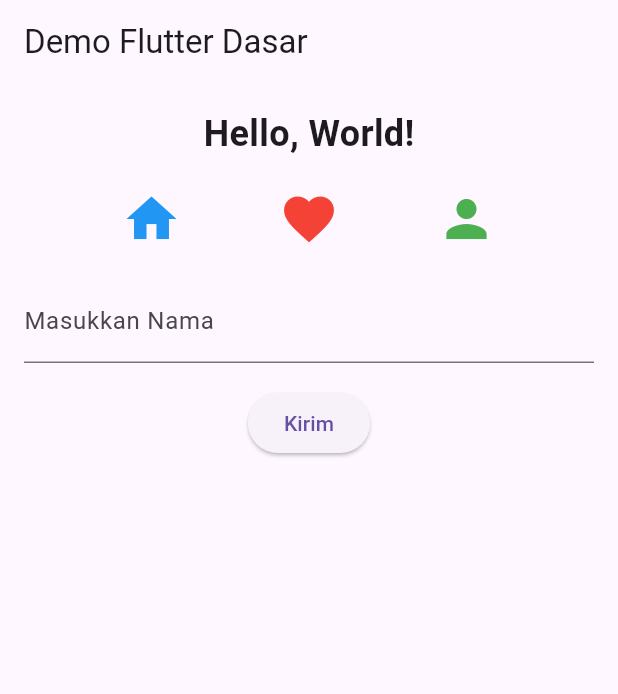
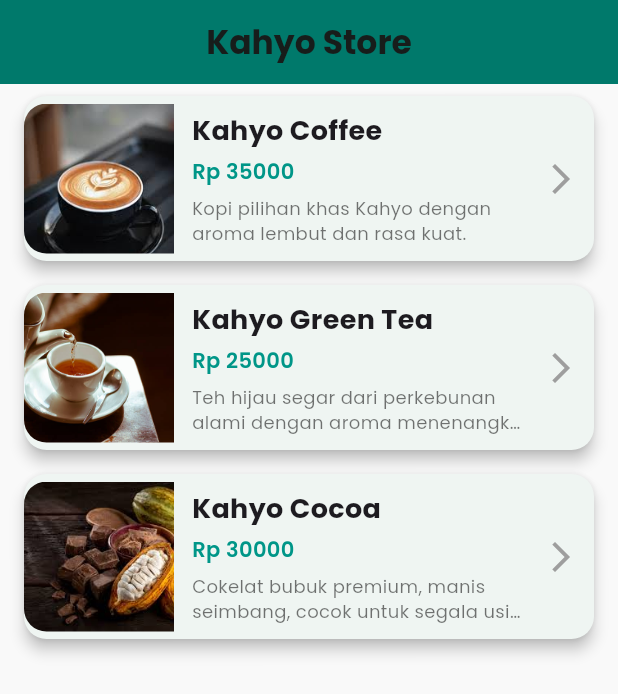
Before and after one commit to awinnurcahyo/STI202203105_AwinNurCahyo_TugasModul2, a Flutter app: the screen it shows after launch, on a phone screen of 412 x 824 dp. Shown: the top 694 px of the screen. Run offline on Flutter 3.47's test engine with Material 3 defaults, Android fonts, the phone set to English and light mode, and no system bars; our stand-ins replace google_fonts.

Commit message:
first commit

```diff
--- a/lib/main.dart
+++ b/lib/main.dart
@@ -1,107 +1,25 @@
 import 'package:flutter/material.dart';
+import 'package:google_fonts/google_fonts.dart';
+import 'pages/product_list_page.dart';
 
 void main() {
-  runApp(MyApp());
+  runApp(const KahyoApp());
 }
 
-// StatelessWidget
-class MyApp extends StatelessWidget {
-  const MyApp({super.key});
+class KahyoApp extends StatelessWidget {
+  const KahyoApp({super.key});
 
   @override
   Widget build(BuildContext context) {
     return MaterialApp(
-      title: 'Flutter Demo',
-      theme: ThemeData(primarySwatch: Colors.blue),
-      home: HomeScreen(),
+      title: 'Kahyo Store',
+      debugShowCheckedModeBanner: false,
+      theme: ThemeData(
+        textTheme: GoogleFonts.poppinsTextTheme(),
+        colorScheme: ColorScheme.fromSeed(seedColor: const Color(0xFF00796B)),
+        useMaterial3: true,
+      ),
+      home: ProductListPage(),
     );
   }
 }
-
-// StatefulWidget
-class HomeScreen extends StatefulWidget {
-  const HomeScreen({super.key});
-
-  @override
-  _HomeScreenState createState() => _HomeScreenState();
-}
-
-class _HomeScreenState extends State<HomeScreen> {
-  final _formKey = GlobalKey<FormState>();
-  String _name = '';
-
-  // Fungsi widget pemisahan bagian Hello World
-  Widget helloWorldSection() {
-    return const Text(
-      'Hello, World!',
-      style: TextStyle(fontSize: 24, fontWeight: FontWeight.bold),
-    );
-  }
-
-  // Fungsi widget pemisahan bagian Row
-  Widget rowSection() {
-    return Row(
-      mainAxisAlignment: MainAxisAlignment.spaceEvenly,
-      children: const [
-        Icon(Icons.home, color: Colors.blue, size: 40),
-        Icon(Icons.favorite, color: Colors.red, size: 40),
-        Icon(Icons.person, color: Colors.green, size: 40),
-      ],
-    );
-  }
-
-  // Fungsi widget pemisahan bagian Form
-  Widget formSection() {
-    return Form(
-      key: _formKey,
-      child: Column(
-        children: [
-          TextFormField(
-            decoration: const InputDecoration(labelText: 'Masukkan Nama'),
-            validator: (value) {
-              if (value == null || value.isEmpty) {
-                return 'Nama tidak boleh kosong';
-              }
-              return null;
-            },
-            onSaved: (value) {
-              _name = value!;
-            },
-          ),
-          const SizedBox(height: 16),
-          ElevatedButton(
-            onPressed: () {
-              if (_formKey.currentState!.validate()) {
-                _formKey.currentState!.save();
-                ScaffoldMessenger.of(context).showSnackBar(
-                  SnackBar(content: Text('Halo, $_name!')),
-                );
-              }
-            },
-            child: const Text('Kirim'),
-          ),
-        ],
-      ),
-    );
-  }
-
-  @override
-  Widget build(BuildContext context) {
-    // Column utama berisi beberapa widget
-    return Scaffold(
-      appBar: AppBar(title: const Text('Demo Flutter Dasar')),
-      body: Padding(
-        padding: const EdgeInsets.all(16.0),
-        child: Column(
-          children: [
-            helloWorldSection(),
-            const SizedBox(height: 20),
-            rowSection(),
-            const SizedBox(height: 20),
-            formSection(),
-          ],
-        ),
-      ),
-    );
-  }
-}
--- /dev/null
+++ b/lib/models/product.dart
@@ -0,0 +1,13 @@
+class Product {
+  final String name;
+  final double price;
+  final String description;
+  final String image;
+
+  Product({
+    required this.name,
+    required this.price,
+    required this.description,
+    required this.image,
+  });
+}
--- /dev/null
+++ b/lib/pages/product_list_page.dart
@@ -0,0 +1,62 @@
+import 'package:flutter/material.dart';
+import 'package:google_fonts/google_fonts.dart';
+import '../models/product.dart';
+import '../widgets/product_card.dart';
+import 'product_detail_page.dart';
+
+class ProductListPage extends StatelessWidget {
+  final List<Product> products = [
+    Product(
+      name: "Kahyo Coffee",
+      price: 35000,
+      description: "Kopi pilihan khas Kahyo dengan aroma lembut dan rasa kuat.",
+      image: "assets/images/coffee.jpg",
+    ),
+    Product(
+      name: "Kahyo Green Tea",
+      price: 25000,
+      description: "Teh hijau segar dari perkebunan alami dengan aroma menenangkan.",
+      image: "assets/images/tea.jpg",
+    ),
+    Product(
+      name: "Kahyo Cocoa",
+      price: 30000,
+      description: "Cokelat bubuk premium, manis seimbang, cocok untuk segala usia.",
+      image: "assets/images/cocoa.jpg",
+    ),
+  ];
+
+  ProductListPage({super.key});
+
+  @override
+  Widget build(BuildContext context) {
+    return Scaffold(
+      backgroundColor: const Color(0xFFF9F9F9),
+      appBar: AppBar(
+        backgroundColor: const Color(0xFF00796B),
+        title: Text(
+          "Kahyo Store",
+          style: GoogleFonts.poppins(fontWeight: FontWeight.bold),
+        ),
+        centerTitle: true,
+      ),
+      body: ListView.builder(
+        itemCount: products.length,
+        itemBuilder: (context, index) {
+          return ProductCard(
+            product: products[index],
+            onTap: () {
+              Navigator.push(
+                context,
+                MaterialPageRoute(
+                  builder: (context) =>
+                      ProductDetailPage(product: products[index]),
+                ),
+              );
+            },
+          );
+        },
+      ),
+    );
+  }
+}
--- /dev/null
+++ b/lib/widgets/product_card.dart
@@ -0,0 +1,68 @@
+import 'package:flutter/material.dart';
+import '../models/product.dart';
+
+class ProductCard extends StatelessWidget {
+  final Product product;
+  final VoidCallback onTap;
+
+  const ProductCard({super.key, required this.product, required this.onTap});
+
+  @override
+  Widget build(BuildContext context) {
+    return GestureDetector(
+      onTap: onTap,
+      child: Card(
+        shape: RoundedRectangleBorder(borderRadius: BorderRadius.circular(15)),
+        elevation: 4,
+        margin: const EdgeInsets.symmetric(horizontal: 16, vertical: 8),
+        child: Row(
+          children: [
+            ClipRRect(
+              borderRadius: const BorderRadius.only(
+                  topLeft: Radius.circular(15), bottomLeft: Radius.circular(15)),
+              child: Image.asset(
+                product.image,
+                height: 100,
+                width: 100,
+                fit: BoxFit.cover,
+              ),
+            ),
+            Expanded(
+              child: Padding(
+                padding: const EdgeInsets.symmetric(horizontal: 12, vertical: 10),
+                child: Column(
+                  crossAxisAlignment: CrossAxisAlignment.start,
+                  children: [
+                    Text(product.name,
+                        style: const TextStyle(
+                            fontSize: 18, fontWeight: FontWeight.bold)),
+                    const SizedBox(height: 4),
+                    Text(
+                      "Rp ${product.price.toStringAsFixed(0)}",
+                      style: const TextStyle(
+                          fontSize: 14,
+                          color: Colors.teal,
+                          fontWeight: FontWeight.w600),
+                    ),
+                    const SizedBox(height: 6),
+                    Text(
+                      product.description,
+                      maxLines: 2,
+                      overflow: TextOverflow.ellipsis,
+                      style:
+                          const TextStyle(fontSize: 12, color: Colors.black54),
+                    ),
+                  ],
+                ),
+              ),
+            ),
+            const Padding(
+              padding: EdgeInsets.only(right: 10),
+              child: Icon(Icons.arrow_forward_ios, color: Colors.grey),
+            ),
+          ],
+        ),
+      ),
+    );
+  }
+}
```
Also changed, not shown: lib/pages/product_detail_page.dart (added, +103 -0 lines), pubspec.yaml (+6 -68 lines), assets/images/cocoa.jpg (added), assets/images/coffee.jpg (added), assets/images/tea.jpg (added), pubspec.lock, 1 other file.
